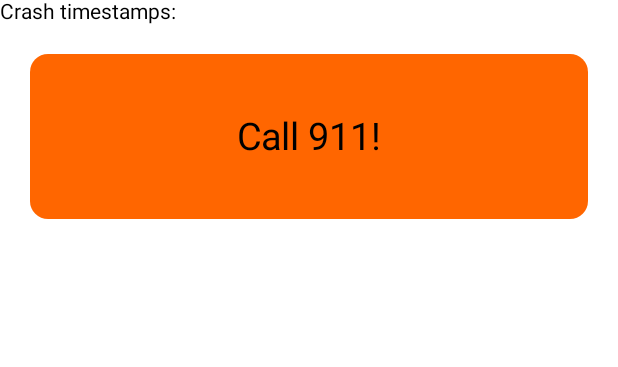
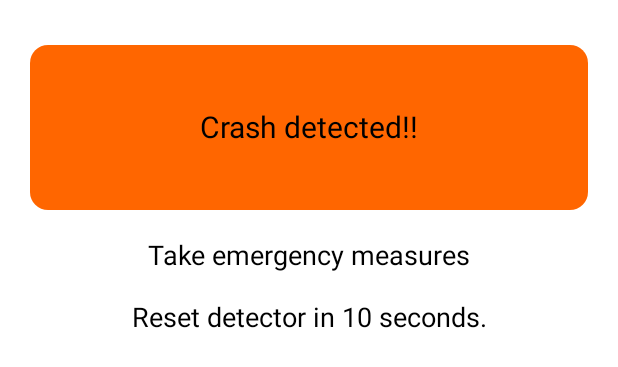
Before and after one commit to wizeline/PanAmexicans, an Android app built with Jetpack Compose: the @Preview function CrashDetectorScreenPreview, on a phone screen of 412 x 824 dp. Shown: the top 367 px of the screen. Run offline under Robolectric (Android 15) with nearby library versions, the phone set to English and light mode, and no system bars; our stand-ins replace Dagger/Hilt's generated code.

Commit message:
Clean crash detector

```diff
--- a/android/app/src/main/java/com/wizeline/panamexicans/presentation/crashdetector/CrashDetectorScreen.kt
+++ b/android/app/src/main/java/com/wizeline/panamexicans/presentation/crashdetector/CrashDetectorScreen.kt
@@ -2,6 +2,7 @@ package com.wizeline.panamexicans.presentation.crashdetector
 
 import androidx.compose.foundation.layout.Arrangement
 import androidx.compose.foundation.layout.Column
+import androidx.compose.foundation.layout.Spacer
 import androidx.compose.foundation.layout.fillMaxSize
 import androidx.compose.foundation.layout.fillMaxWidth
 import androidx.compose.foundation.layout.height
@@ -14,11 +15,13 @@ import androidx.compose.runtime.collectAsState
 import androidx.compose.runtime.getValue
 import androidx.compose.ui.Alignment
 import androidx.compose.ui.Modifier
+import androidx.compose.ui.text.style.TextAlign
 import androidx.compose.ui.tooling.preview.Preview
 import androidx.compose.ui.unit.dp
 import androidx.compose.ui.unit.sp
 import androidx.navigation.NavController
 import com.wizeline.panamexicans.presentation.theme.Orange
+import com.wizeline.panamexicans.presentation.theme.PanAmexicansTheme
 
 @Composable
 fun CrashDetectorRoot(navController: NavController, viewModel: CrashDetectorViewModel) {
@@ -40,11 +43,21 @@ fun CrashDetectorScreen(
     onEvent: (CrashDetectorUiEvents) -> Unit,
     uiState: CrashDetectorUiState
 ) {
-    Column(modifier = Modifier.fillMaxSize()) {
+    Column(
+        modifier = Modifier.fillMaxSize(),
+        verticalArrangement = Arrangement.Top,
+        horizontalAlignment = Alignment.CenterHorizontally
+    ) {
 
-        Text(text = "Crash timestamps: " + uiState.fallTimeStamps)
+        Spacer(modifier = Modifier.height(10.dp))
         if (uiState.isCrashDetected) {
             EmergencyCard(uiState = uiState)
+        } else {
+            Text(
+                text = "Drop your phone to test this feature!",
+                fontSize = 20.sp,
+                textAlign = TextAlign.Center
+            )
         }
     }
 }
@@ -65,9 +78,12 @@ private fun EmergencyCard(uiState: CrashDetectorUiState) {
             horizontalAlignment = Alignment.CenterHorizontally,
             verticalArrangement = Arrangement.Center
         ) {
-            Text(text = "Call 911!", fontSize = 25.sp)
+            Text(text = "Crash detected!!", fontSize = 20.sp)
         }
     }
+    Text(text = "Take emergency measures", fontSize = 18.sp)
+    Spacer(modifier = Modifier.height(20.dp))
+    Text(text = "Reset detector in ${uiState.timer} seconds.", fontSize = 18.sp)
 }
 
 @Preview(showBackground = true)
```
Also changed, not shown: android/app/src/main/java/com/wizeline/panamexicans/presentation/crashdetector/CrashDetectorViewModel.kt (+15 -4 lines).
